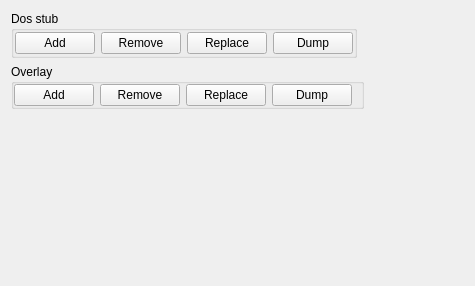
First picture: the form in PE/petoolswidget.ui, repository horsicq/FormatWidgets, before the edit.
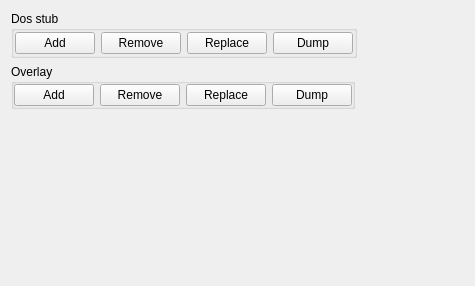
Second picture: the form after the edit.

```diff
--- a/PE/petoolswidget.ui
+++ b/PE/petoolswidget.ui
@@ -94,6 +94,9 @@
         <property name="topMargin">
          <number>0</number>
         </property>
+        <property name="rightMargin">
+         <number>0</number>
+        </property>
         <property name="bottomMargin">
          <number>0</number>
         </property>
```
